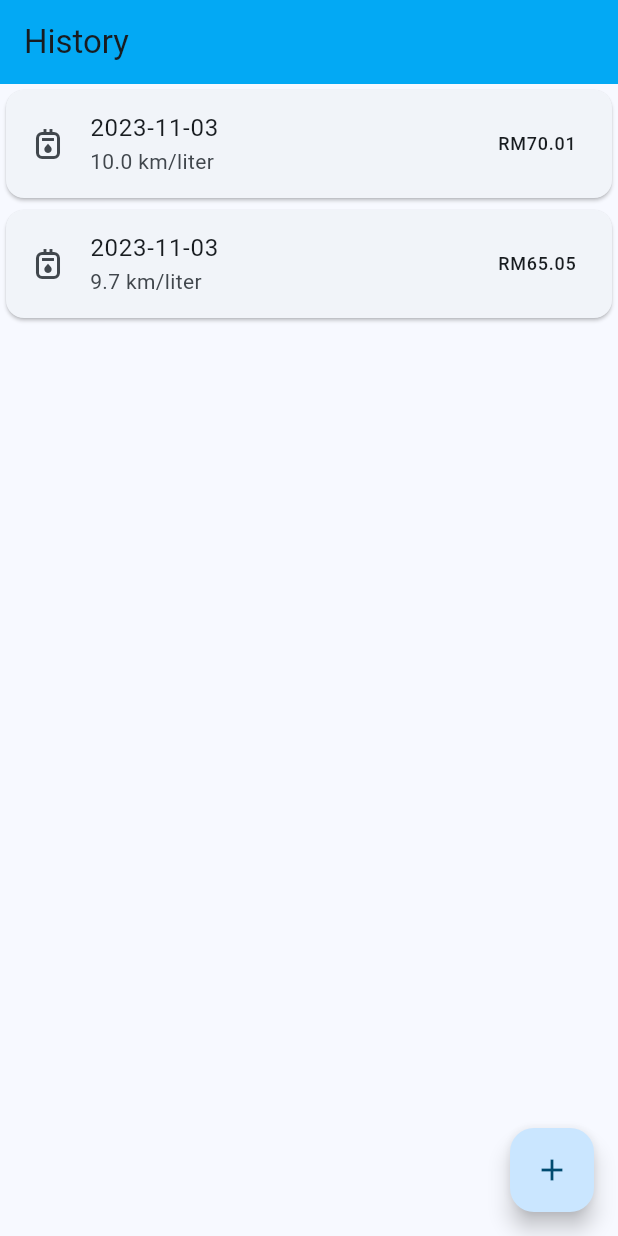
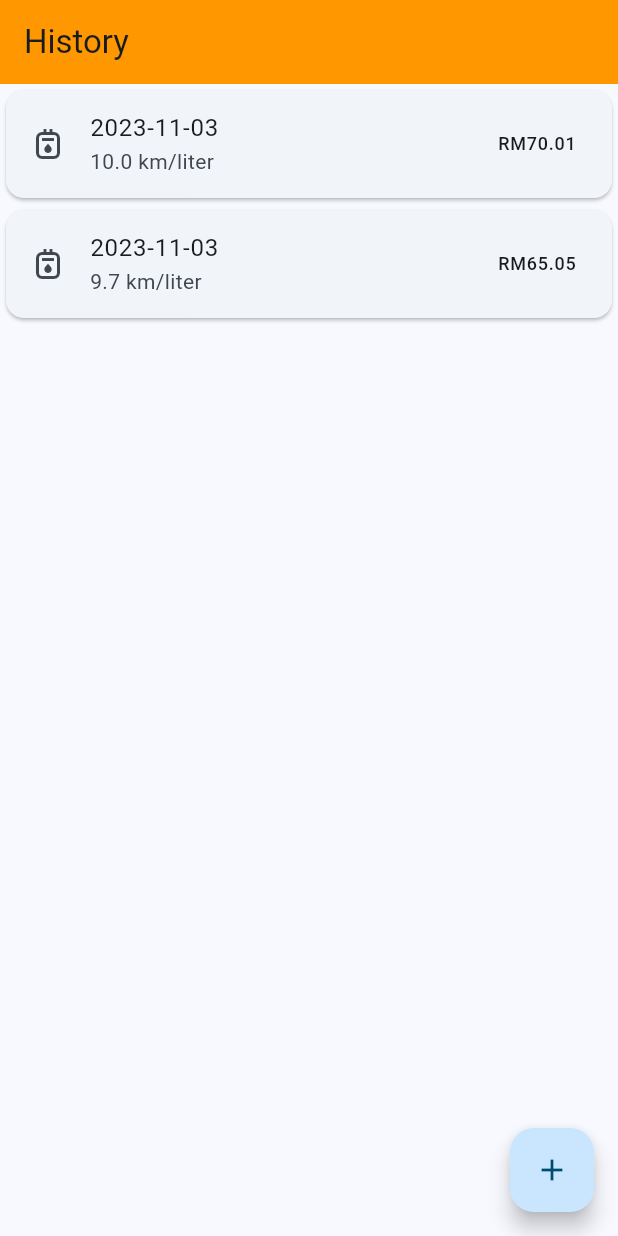
Before and after one commit to rachel-13/petrol-tracking-flutter, a Flutter app: the screen it shows after launch, on a phone screen of 412 x 824 dp. Run offline on Flutter 3.47's test engine with Material 2 defaults, Android fonts, the phone set to English and light mode, and no system bars.

Commit message:
change colour to orange

```diff
--- a/lib/main.dart
+++ b/lib/main.dart
@@ -52,7 +52,7 @@ class PetrolHomePage extends StatelessWidget {
 
     return Scaffold(
       appBar: AppBar(
-        backgroundColor: Colors.lightBlue,
+        backgroundColor: Colors.orange,
         title: const Text('History'),
       ),
       body: page,
```
